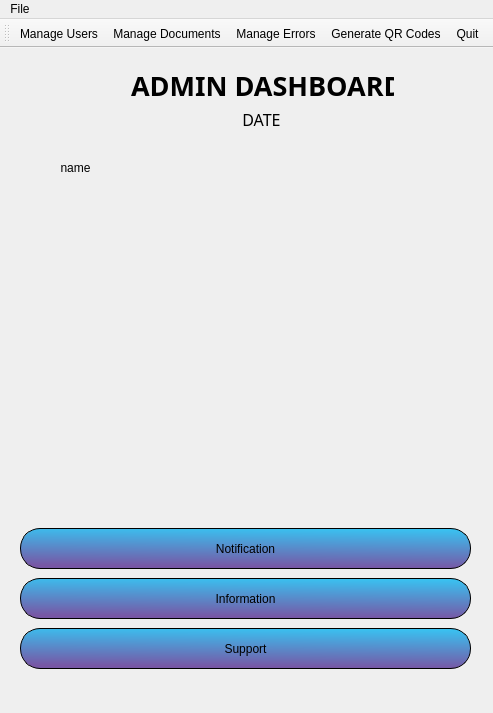
Before: the Qt Designer form MyCovidRecord/adminlogin.ui in gagabon501/cs106-2, drawn with Qt 5.
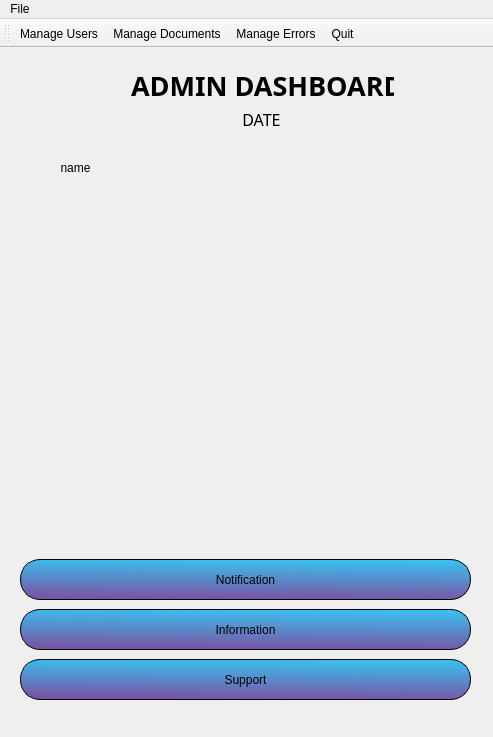
After: the same form once the commit is applied. Icons and pictures are not drawn.

```diff
--- a/MyCovidRecord/adminlogin.ui
+++ b/MyCovidRecord/adminlogin.ui
@@ -7,7 +7,7 @@
     <x>0</x>
     <y>0</y>
     <width>493</width>
-    <height>713</height>
+    <height>737</height>
    </rect>
   </property>
   <property name="sizePolicy">
@@ -90,10 +90,10 @@
    <widget class="QLabel" name="label_3">
     <property name="geometry">
      <rect>
-      <x>30</x>
+      <x>20</x>
       <y>140</y>
-      <width>431</width>
-      <height>301</height>
+      <width>451</width>
+      <height>351</height>
      </rect>
     </property>
     <property name="text">
@@ -132,7 +132,7 @@
     <property name="geometry">
      <rect>
       <x>20</x>
-      <y>480</y>
+      <y>511</y>
       <width>451</width>
       <height>41</height>
      </rect>
@@ -153,7 +153,7 @@
     <property name="geometry">
      <rect>
       <x>20</x>
-      <y>530</y>
+      <y>561</y>
       <width>451</width>
       <height>41</height>
      </rect>
@@ -174,7 +174,7 @@
     <property name="geometry">
      <rect>
       <x>20</x>
-      <y>580</y>
+      <y>611</y>
       <width>451</width>
       <height>41</height>
      </rect>
@@ -229,7 +229,6 @@
    <addaction name="actionManage_Users"/>
    <addaction name="actionManage_Documents"/>
    <addaction name="actionManage_Errors"/>
-   <addaction name="actionGenerate_QR_Codes"/>
    <addaction name="actionQuit_3"/>
   </widget>
   <action name="actionManage_Users">
@@ -262,16 +261,6 @@
     <string>Manage Errors</string>
    </property>
   </action>
-  <action name="actionGenerate_QR_Codes">
-   <property name="icon">
-    <iconset resource="resources/mycovidrecord.qrc">
-     <normaloff>:/images/images/qr.png</normaloff>
-     <normalon>:/images/images/5810431-09 1_qrcode.png</normalon>:/images/images/qr.png</iconset>
-   </property>
-   <property name="text">
-    <string>Generate QR Codes</string>
-   </property>
-  </action>
   <action name="actionQuit_3">
    <property name="icon">
     <iconset>
```
Left out of the diff: 1 changed line with no effect on the pictures.
